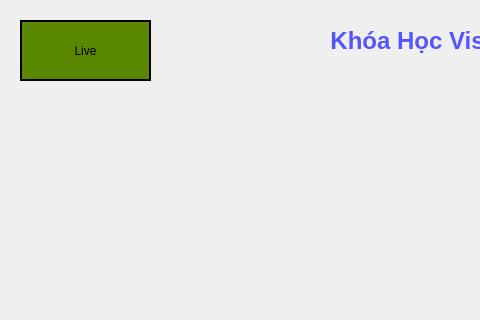
This is App/Basler Camera Trigger App UI.ui in Van-Giang-Pro/Python_Vision as Qt 5 draws it before an edit; both pictures show x 0 to 480 and y 0 to 320 of the 800 by 600 pixel window. The edited form follows.
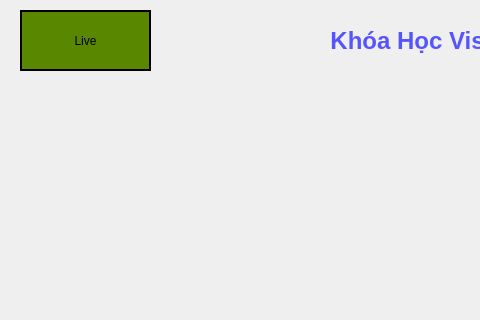
This is the edited form.

Commit message: Display image on label in Camera Trigger App UI.ui and trigger webcam to display image

```diff
--- a/App/Basler Camera Trigger App UI.ui
+++ b/App/Basler Camera Trigger App UI.ui
@@ -17,7 +17,7 @@
    <property name="geometry">
     <rect>
      <x>20</x>
-     <y>20</y>
+     <y>10</y>
      <width>131</width>
      <height>61</height>
     </rect>
@@ -62,6 +62,19 @@
     <set>Qt::AlignmentFlag::AlignCenter</set>
    </property>
   </widget>
+  <widget class="QLabel" name="lb_image">
+   <property name="geometry">
+    <rect>
+     <x>10</x>
+     <y>80</y>
+     <width>781</width>
+     <height>511</height>
+    </rect>
+   </property>
+   <property name="text">
+    <string/>
+   </property>
+  </widget>
  </widget>
  <resources/>
  <connections/>
```
The commit also changes 1 other file.
